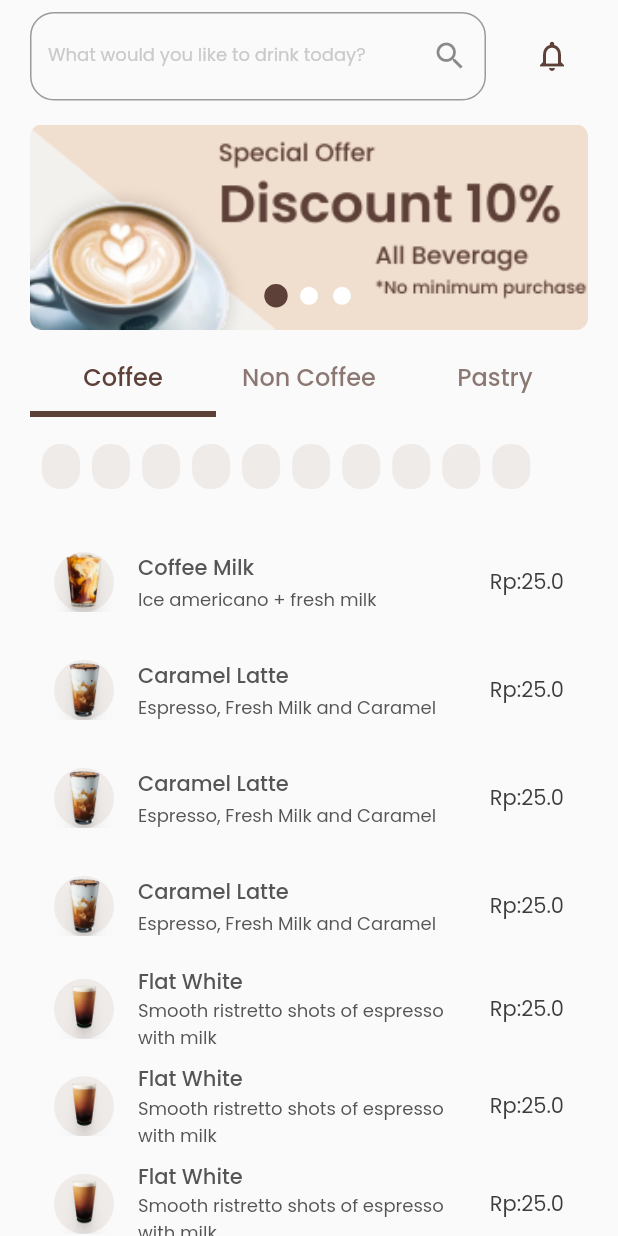
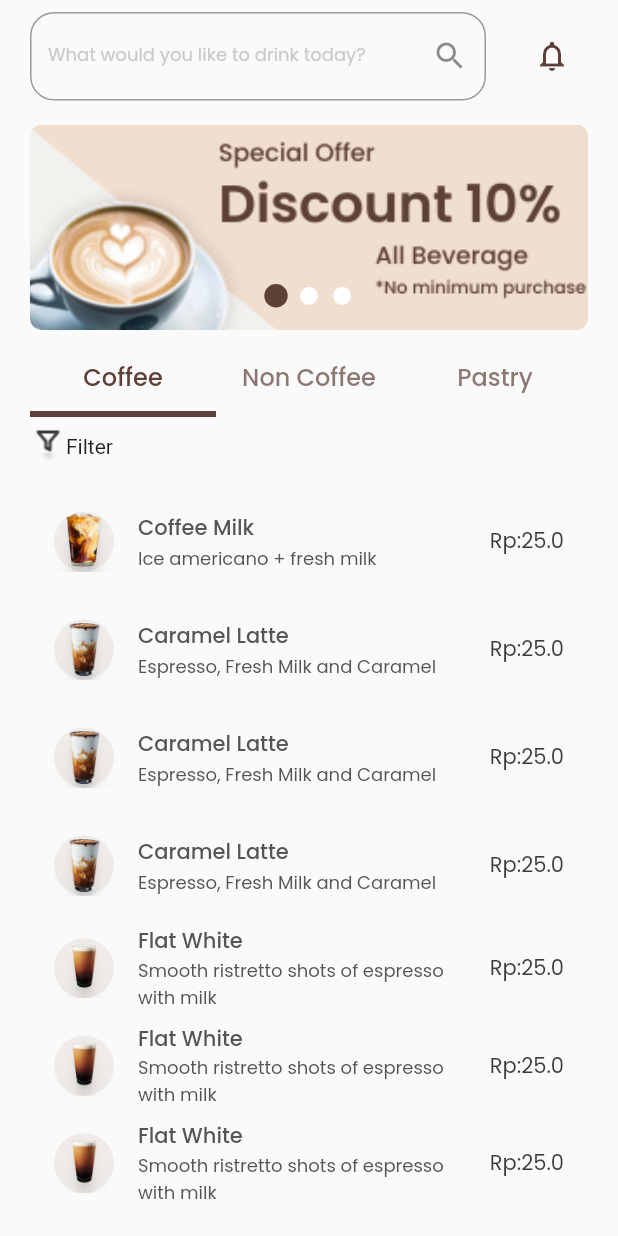
Before and after one commit to Kayky-oliveira7/shopfee_clean_arch, a Flutter app: the screen it shows after launch, on a phone screen of 412 x 824 dp. Run offline on Flutter 3.47's test engine with Material 2 defaults, Android fonts, the phone set to English and light mode, and no system bars; drawn by our look-alikes of smooth_page_indicator; our stand-ins replace flutter_mobx, google_fonts, mobx; generated files the repository leaves out were written again.

Commit message:
Foi feito uma refatoraçao no component

```diff
--- a/lib/features/components/information-list-widget/information_list_widget.dart
+++ /dev/null
@@ -1,64 +0,0 @@
-import 'package:flutter/material.dart';
-import 'package:google_fonts/google_fonts.dart';
-
-class InformationListWidget extends StatefulWidget {
-  const InformationListWidget({Key? key}) : super(key: key);
-
-  @override
-  State<InformationListWidget> createState() =>
-      _ProductInformationListWidgetState();
-}
-
-class _ProductInformationListWidgetState extends State<InformationListWidget> {
-  @override
-  Widget build(BuildContext context) {
-    return SizedBox(
-      height: 50,
-      child: ListView.builder(
-        scrollDirection: Axis.horizontal,
-        itemBuilder: (context, index) {
-          return Row(
-            children: [
-              _size(8, null),
-              Container(
-                decoration: const BoxDecoration(
-                  color: Color(0xffEFEBE9),
-                  borderRadius: BorderRadius.all(
-                    Radius.circular(12),
-                  ),
-                ),
-                height: 30,
-                child: Padding(
-                  padding: const EdgeInsets.only(left: 12, top: 9, right: 8),
-                  child: Row(
-                    crossAxisAlignment: CrossAxisAlignment.start,
-                    children: [
-                      // Image.asset(),
-                      _size(5.35, null),
-                      Text(
-                        "",
-                        style: GoogleFonts.poppins(
-                          fontWeight: FontWeight.w500,
-                          fontSize: 12,
-                          color: const Color(0xff3C3C3C),
-                        ),
-                      ),
-                    ],
-                  ),
-                ),
-              ),
-            ],
-          );
-        },
-        itemCount: 10,
-      ),
-    );
-  }
-
-  Widget _size(double? width, double? height) {
-    return SizedBox(
-      width: width,
-      height: height,
-    );
-  }
-}
--- /dev/null
+++ b/lib/features/components/information_list_product_widget/information_list_product_widget.dart
@@ -0,0 +1,31 @@
+import 'package:flutter/material.dart';
+import 'package:google_fonts/google_fonts.dart';
+
+class InformationListProductWidget extends StatelessWidget {
+  final String imageIcon;
+  final String text;
+  const InformationListProductWidget(
+      {Key? key, required this.imageIcon, required this.text})
+      : super(key: key);
+
+  @override
+  Widget build(BuildContext context) {
+    return SingleChildScrollView(
+      child: Container(
+        child: Row(
+          children: [
+            Image.asset(imageIcon),
+            Text(text),
+          ],
+        ),
+      ),
+    );
+  }
+
+  Widget _size(double? width, double? height) {
+    return SizedBox(
+      width: width,
+      height: height,
+    );
+  }
+}
--- a/lib/features/components/product_selection_widget/product_selection_widget.dart
+++ b/lib/features/components/product_selection_widget/product_selection_widget.dart
@@ -1,9 +1,5 @@
 import 'package:flutter/material.dart';
 import 'package:google_fonts/google_fonts.dart';
-import 'package:shopfee_clean_arch/features/components/catalog-view-widget/catalog_widget.dart';
-import 'package:shopfee_clean_arch/features/components/information-list-widget/information_list_widget.dart';
-import 'package:shopfee_clean_arch/features/components/list-product-widget/list_view_products_widget.dart';
-import 'package:shopfee_clean_arch/features/components/search-bar-widget/search_bar_widget.dart';
 
 class ProductSelectionWidget extends StatefulWidget {
   const ProductSelectionWidget({Key? key}) : super(key: key);
--- a/lib/features/pages/home_page.dart
+++ b/lib/features/pages/home_page.dart
@@ -1,6 +1,6 @@
 import 'package:flutter/material.dart';
 import 'package:shopfee_clean_arch/features/components/catalog-view-widget/catalog_widget.dart';
-import 'package:shopfee_clean_arch/features/components/information-list-widget/information_list_widget.dart';
+import 'package:shopfee_clean_arch/features/components/information_list_product_widget/information_list_product_widget.dart';
 import 'package:shopfee_clean_arch/features/components/list-product-widget/list_view_products_widget.dart';
 import 'package:shopfee_clean_arch/features/components/product_selection_widget/product_selection_widget.dart';
 import 'package:shopfee_clean_arch/features/components/search-bar-widget/search_bar_widget.dart';
@@ -37,7 +37,10 @@ class _HomePageState extends State<HomePage> {
                     _size(8, null),
                     const ProductSelectionWidget(),
                     _size(8, null),
-                    const InformationListWidget(),
+                    const InformationListProductWidget(
+                      imageIcon: "assets/icons/filter-icon.png",
+                      text: "Filter",
+                    ),
                   ],
                 ),
               ),
```
